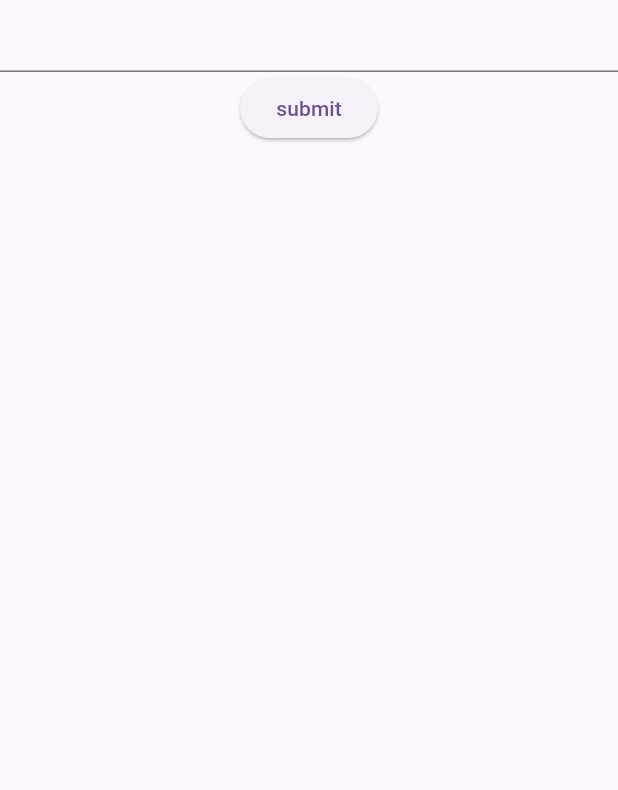
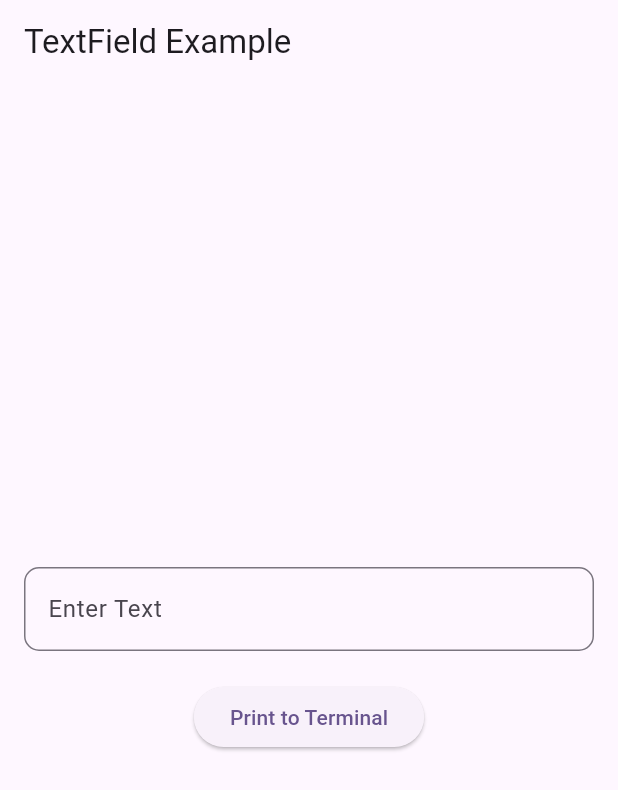
Before and after one commit to KUNJ-CP23/Flutter, a Flutter app: the Controller3 screen opened directly, on a phone screen of 412 x 824 dp. Shown: the top 790 px of the screen. Run offline on Flutter 3.47's test engine with Material 3 defaults, Android fonts, the phone set to English and light mode, and no system bars.

Commit message:
controller stateful

```diff
--- a/lib/lab_7/controller_3.dart
+++ b/lib/lab_7/controller_3.dart
@@ -1,34 +1,83 @@
-import 'package:flutter/cupertino.dart';
+// import 'package:flutter/cupertino.dart';
+// import 'package:flutter/material.dart';
+//
+// class Controller3 extends StatefulWidget {
+//   const Controller3({super.key});
+//
+//   @override
+//   State<Controller3> createState() => _LayoutState();
+// }
+//
+// class _LayoutState extends State<Controller3> {
+//   TextEditingController name = TextEditingController();
+//   @override
+//   Widget build(BuildContext context) {
+//
+//
+//     return Scaffold(
+//       body: Column(
+//         children: [
+//           TextField(
+//             controller: name,
+//           ),
+//
+//           ElevatedButton(onPressed: (){
+//             print(name.text);
+//             setState(() {
+//
+//             });
+//           },child: Text("submit")),
+//            Text(name.text)
+//         ],
+//       ),
+//     );
+//   }
+// }
+
 import 'package:flutter/material.dart';
 
 class Controller3 extends StatefulWidget {
   const Controller3({super.key});
 
   @override
-  State<Controller3> createState() => _LayoutState();
+  State<Controller3> createState() => _TextFieldExampleState();
 }
 
-class _LayoutState extends State<Controller3> {
-  TextEditingController name = TextEditingController();
+class _TextFieldExampleState extends State<Controller3> {
+  final TextEditingController textController = TextEditingController();
+
+  void printInputValue() {
+    // Print the input value to the terminal
+    print("Input value: ${textController.text}");
+  }
+
   @override
   Widget build(BuildContext context) {
-
-
     return Scaffold(
-      body: Column(
-        children: [
-          TextField(
-            controller: name,
-          ),
-
-          ElevatedButton(onPressed: (){
-            print(name.text);
-            setState(() {
-
-            });
-          },child: Text("submit")),
-           Text(name.text)
-        ],
+      appBar: AppBar(
+        title: const Text("TextField Example"),
+      ),
+      body: Padding(
+        padding: const EdgeInsets.all(16.0),
+        child: Column(
+          mainAxisAlignment: MainAxisAlignment.center,
+          children: [
+            TextField(
+              controller: textController,
+              decoration: InputDecoration(
+                labelText: 'Enter Text',
+                border: OutlineInputBorder(
+                  borderRadius: BorderRadius.circular(10),
+                ),
+              ),
+            ),
+            const SizedBox(height: 20),
+            ElevatedButton(
+              onPressed: printInputValue,
+              child: const Text("Print to Terminal"),
+            ),
+          ],
+        ),
       ),
     );
   }
--- a/lib/main.dart
+++ b/lib/main.dart
@@ -58,7 +58,7 @@
         colorScheme: ColorScheme.fromSeed(seedColor: Colors.deepPurple),
         useMaterial3: true,
       ),
-      home: Controller3_2(),
+      home: Controller3(),
     );
   }
 }
```
